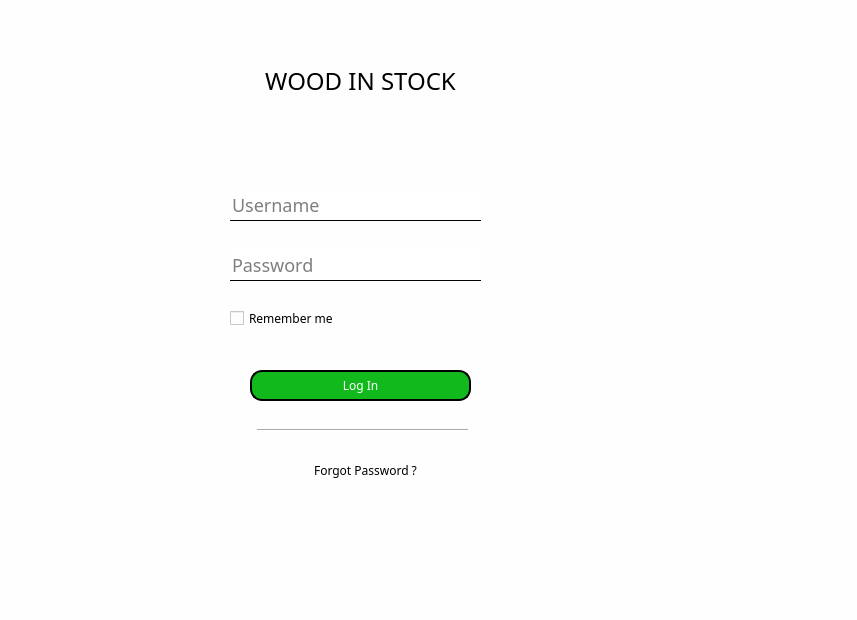
The window that app/main_login.ui (omegaBionic/maderation_front) describes before a commit, drawn with Qt 5.
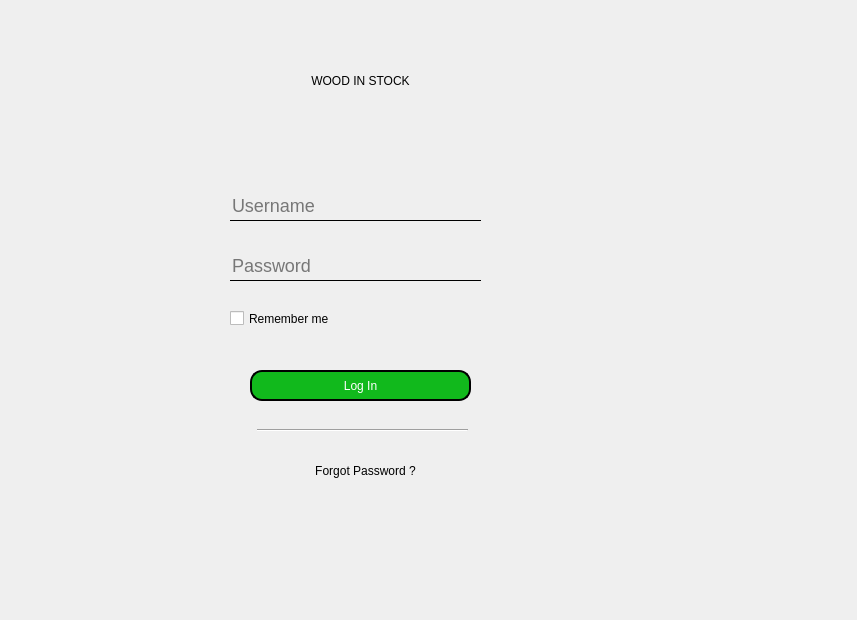
The same window after the commit. Icons and pictures are not drawn.

```diff
--- a/app/main_login.ui
+++ b/app/main_login.ui
@@ -14,19 +14,11 @@
    <string>MainWindow</string>
   </property>
   <property name="styleSheet">
-   <string notr="true">QMainWindow{
-font-family:Futura LT;
-font-size:24px;
-background-color: rgb(254, 254, 254);
-}</string>
+   <string notr="true"/>
   </property>
   <widget class="QWidget" name="centralwidget">
    <property name="styleSheet">
-    <string notr="true">QWidget{
-font-family:Futura LT;
-font-size:24px;
-background-color: rgb(254, 254, 254);
-}</string>
+    <string notr="true"/>
    </property>
    <widget class="QLabel" name="label_2">
     <property name="geometry">
@@ -60,7 +52,8 @@
      <string notr="true">background:none;
 border:none;
 border-bottom:1px solid black;
-font-size:18px;</string>
+font-size:18px;
+background-color: #00000000;</string>
     </property>
     <property name="text">
      <string/>
@@ -82,7 +75,8 @@
      <string notr="true">background:none;
 border:none;
 border-bottom:1px solid black;
-font-size:18px;</string>
+font-size:18px;
+background-color: #00000000;</string>
     </property>
     <property name="text">
      <string/>
```
Left out of the diff: 22 changed lines with no effect on the pictures.
